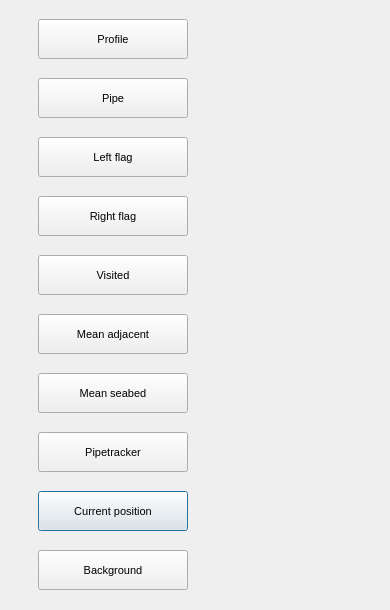
Qt form project/_ui/_UI_Options.ui (AlexKayurin/JustPipe) before a commit.
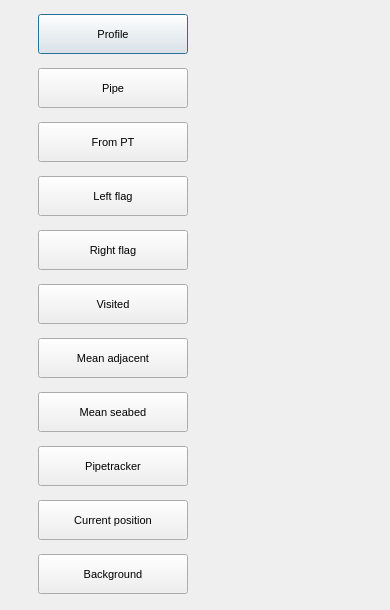
The same form after that commit.

Patch:
```diff
--- a/project/_ui/_UI_Options.ui
+++ b/project/_ui/_UI_Options.ui
@@ -58,202 +58,8 @@
     <property name="spacing">
      <number>10</number>
     </property>
-    <item row="8" column="0">
-     <widget class="QPushButton" name="b_CurrentProf">
-      <property name="minimumSize">
-       <size>
-        <width>150</width>
-        <height>40</height>
-       </size>
-      </property>
-      <property name="maximumSize">
-       <size>
-        <width>150</width>
-        <height>40</height>
-       </size>
-      </property>
-      <property name="text">
-       <string>Current position</string>
-      </property>
-     </widget>
-    </item>
-    <item row="8" column="1">
-     <widget class="QWidget" name="w_CurrentProf" native="true">
-      <property name="minimumSize">
-       <size>
-        <width>120</width>
-        <height>30</height>
-       </size>
-      </property>
-      <property name="maximumSize">
-       <size>
-        <width>120</width>
-        <height>30</height>
-       </size>
-      </property>
-     </widget>
-    </item>
-    <item row="4" column="0">
-     <widget class="QPushButton" name="b_Vis">
-      <property name="minimumSize">
-       <size>
-        <width>150</width>
-        <height>40</height>
-       </size>
-      </property>
-      <property name="maximumSize">
-       <size>
-        <width>150</width>
-        <height>40</height>
-       </size>
-      </property>
-      <property name="text">
-       <string>Visited</string>
-      </property>
-     </widget>
-    </item>
-    <item row="5" column="0">
-     <widget class="QPushButton" name="b_MADJ">
-      <property name="minimumSize">
-       <size>
-        <width>150</width>
-        <height>40</height>
-       </size>
-      </property>
-      <property name="maximumSize">
-       <size>
-        <width>150</width>
-        <height>40</height>
-       </size>
-      </property>
-      <property name="text">
-       <string>Mean adjacent</string>
-      </property>
-     </widget>
-    </item>
-    <item row="2" column="0">
-     <widget class="QPushButton" name="b_LeftM">
-      <property name="minimumSize">
-       <size>
-        <width>150</width>
-        <height>40</height>
-       </size>
-      </property>
-      <property name="maximumSize">
-       <size>
-        <width>150</width>
-        <height>40</height>
-       </size>
-      </property>
-      <property name="text">
-       <string>Left flag</string>
-      </property>
-     </widget>
-    </item>
-    <item row="1" column="1">
-     <widget class="QWidget" name="w_Pipe" native="true">
-      <property name="minimumSize">
-       <size>
-        <width>120</width>
-        <height>30</height>
-       </size>
-      </property>
-      <property name="maximumSize">
-       <size>
-        <width>120</width>
-        <height>30</height>
-       </size>
-      </property>
-     </widget>
-    </item>
-    <item row="6" column="1">
-     <widget class="QWidget" name="w_MSBL" native="true">
-      <property name="minimumSize">
-       <size>
-        <width>120</width>
-        <height>30</height>
-       </size>
-      </property>
-      <property name="maximumSize">
-       <size>
-        <width>120</width>
-        <height>30</height>
-       </size>
-      </property>
-     </widget>
-    </item>
     <item row="9" column="1">
-     <widget class="QWidget" name="w_Background" native="true">
-      <property name="minimumSize">
-       <size>
-        <width>120</width>
-        <height>30</height>
-       </size>
-      </property>
-      <property name="maximumSize">
-       <size>
-        <width>120</width>
-        <height>30</height>
-       </size>
-      </property>
-     </widget>
-    </item>
-    <item row="9" column="0">
-     <widget class="QPushButton" name="b_Background">
-      <property name="minimumSize">
-       <size>
-        <width>150</width>
-        <height>40</height>
-       </size>
-      </property>
-      <property name="maximumSize">
-       <size>
-        <width>150</width>
-        <height>40</height>
-       </size>
-      </property>
-      <property name="text">
-       <string>Background</string>
-      </property>
-     </widget>
-    </item>
-    <item row="2" column="1">
-     <widget class="QWidget" name="w_LeftM" native="true">
-      <property name="minimumSize">
-       <size>
-        <width>120</width>
-        <height>30</height>
-       </size>
-      </property>
-      <property name="maximumSize">
-       <size>
-        <width>120</width>
-        <height>30</height>
-       </size>
-      </property>
-     </widget>
-    </item>
-    <item row="3" column="0">
-     <widget class="QPushButton" name="b_RightM">
-      <property name="minimumSize">
-       <size>
-        <width>150</width>
-        <height>40</height>
-       </size>
-      </property>
-      <property name="maximumSize">
-       <size>
-        <width>150</width>
-        <height>40</height>
-       </size>
-      </property>
-      <property name="text">
-       <string>Right flag</string>
-      </property>
-     </widget>
-    </item>
-    <item row="4" column="1">
-     <widget class="QWidget" name="w_Vis" native="true">
+     <widget class="QWidget" name="w_CurrentProf" native="true">
       <property name="minimumSize">
        <size>
         <width>120</width>
@@ -292,8 +98,8 @@
       </property>
      </widget>
     </item>
-    <item row="7" column="0">
-     <widget class="QPushButton" name="b_Pipetracker">
+    <item row="4" column="0">
+     <widget class="QPushButton" name="b_RightM">
       <property name="minimumSize">
        <size>
         <width>150</width>
@@ -307,12 +113,12 @@
        </size>
       </property>
       <property name="text">
-       <string>Pipetracker</string>
+       <string>Right flag</string>
       </property>
      </widget>
     </item>
-    <item row="3" column="1">
-     <widget class="QWidget" name="w_RightM" native="true">
+    <item row="1" column="1">
+     <widget class="QWidget" name="w_Pipe" native="true">
       <property name="minimumSize">
        <size>
         <width>120</width>
@@ -327,36 +133,42 @@
       </property>
      </widget>
     </item>
-    <item row="7" column="1">
-     <widget class="QWidget" name="w_Pipetracker" native="true">
+    <item row="5" column="0">
+     <widget class="QPushButton" name="b_Vis">
       <property name="minimumSize">
        <size>
-        <width>120</width>
-        <height>30</height>
+        <width>150</width>
+        <height>40</height>
        </size>
       </property>
       <property name="maximumSize">
        <size>
-        <width>120</width>
-        <height>30</height>
+        <width>150</width>
+        <height>40</height>
        </size>
       </property>
+      <property name="text">
+       <string>Visited</string>
+      </property>
      </widget>
     </item>
-    <item row="5" column="1">
-     <widget class="QWidget" name="w_MADJ" native="true">
+    <item row="3" column="0">
+     <widget class="QPushButton" name="b_LeftM">
       <property name="minimumSize">
        <size>
-        <width>120</width>
-        <height>30</height>
+        <width>150</width>
+        <height>40</height>
        </size>
       </property>
       <property name="maximumSize">
        <size>
-        <width>120</width>
-        <height>30</height>
+        <width>150</width>
+        <height>40</height>
        </size>
       </property>
+      <property name="text">
+       <string>Left flag</string>
+      </property>
      </widget>
     </item>
     <item row="0" column="1">
@@ -375,7 +187,163 @@
       </property>
      </widget>
     </item>
+    <item row="5" column="1">
+     <widget class="QWidget" name="w_Vis" native="true">
+      <property name="minimumSize">
+       <size>
+        <width>120</width>
+        <height>30</height>
+       </size>
+      </property>
+      <property name="maximumSize">
+       <size>
+        <width>120</width>
+        <height>30</height>
+       </size>
+      </property>
+     </widget>
+    </item>
+    <item row="10" column="1">
+     <widget class="QWidget" name="w_Background" native="true">
+      <property name="minimumSize">
+       <size>
+        <width>120</width>
+        <height>30</height>
+       </size>
+      </property>
+      <property name="maximumSize">
+       <size>
+        <width>120</width>
+        <height>30</height>
+       </size>
+      </property>
+     </widget>
+    </item>
+    <item row="4" column="1">
+     <widget class="QWidget" name="w_RightM" native="true">
+      <property name="minimumSize">
+       <size>
+        <width>120</width>
+        <height>30</height>
+       </size>
+      </property>
+      <property name="maximumSize">
+       <size>
+        <width>120</width>
+        <height>30</height>
+       </size>
+      </property>
+     </widget>
+    </item>
+    <item row="6" column="1">
+     <widget class="QWidget" name="w_MADJ" native="true">
+      <property name="minimumSize">
+       <size>
+        <width>120</width>
+        <height>30</height>
+       </size>
+      </property>
+      <property name="maximumSize">
+       <size>
+        <width>120</width>
+        <height>30</height>
+       </size>
+      </property>
+     </widget>
+    </item>
     <item row="6" column="0">
+     <widget class="QPushButton" name="b_MADJ">
+      <property name="minimumSize">
+       <size>
+        <width>150</width>
+        <height>40</height>
+       </size>
+      </property>
+      <property name="maximumSize">
+       <size>
+        <width>150</width>
+        <height>40</height>
+       </size>
+      </property>
+      <property name="text">
+       <string>Mean adjacent</string>
+      </property>
+     </widget>
+    </item>
+    <item row="8" column="0">
+     <widget class="QPushButton" name="b_Pipetracker">
+      <property name="minimumSize">
+       <size>
+        <width>150</width>
+        <height>40</height>
+       </size>
+      </property>
+      <property name="maximumSize">
+       <size>
+        <width>150</width>
+        <height>40</height>
+       </size>
+      </property>
+      <property name="text">
+       <string>Pipetracker</string>
+      </property>
+     </widget>
+    </item>
+    <item row="3" column="1">
+     <widget class="QWidget" name="w_LeftM" native="true">
+      <property name="minimumSize">
+       <size>
+        <width>120</width>
+        <height>30</height>
+       </size>
+      </property>
+      <property name="maximumSize">
+       <size>
+        <width>120</width>
+        <height>30</height>
+       </size>
+      </property>
+     </widget>
+    </item>
+    <item row="9" column="0">
+     <widget class="QPushButton" name="b_CurrentProf">
+      <property name="minimumSize">
+       <size>
+        <width>150</width>
+        <height>40</height>
+       </size>
+      </property>
+      <property name="maximumSize">
+       <size>
+        <width>150</width>
+        <height>40</height>
+       </size>
+      </property>
+      <property name="text">
+       <string>Current position</string>
+      </property>
+     </widget>
+    </item>
+    <item row="10" column="0">
+     <widget class="QPushButton" name="b_Background">
+      <property name="minimumSize">
+       <size>
+        <width>150</width>
+        <height>40</height>
+       </size>
+      </property>
+      <property name="maximumSize">
+       <size>
+        <width>150</width>
+        <height>40</height>
+       </size>
+      </property>
+      <property name="text">
+       <string>Background</string>
+      </property>
+     </widget>
+    </item>
+    <item row="7" column="0">
      <widget class="QPushButton" name="b_MSBL">
       <property name="minimumSize">
        <size>
@@ -413,6 +381,73 @@
       </property>
      </widget>
     </item>
+    <item row="8" column="1">
+     <widget class="QWidget" name="w_Pipetracker" native="true">
+      <property name="minimumSize">
+       <size>
+        <width>120</width>
+        <height>30</height>
+       </size>
+      </property>
+      <property name="maximumSize">
+       <size>
+        <width>120</width>
+        <height>30</height>
+       </size>
+      </property>
+     </widget>
+    </item>
+    <item row="7" column="1">
+     <widget class="QWidget" name="w_MSBL" native="true">
+      <property name="minimumSize">
+       <size>
+        <width>120</width>
+        <height>30</height>
+       </size>
+      </property>
+      <property name="maximumSize">
+       <size>
+        <width>120</width>
+        <height>30</height>
+       </size>
+      </property>
+     </widget>
+    </item>
+    <item row="2" column="0">
+     <widget class="QPushButton" name="b_FromPt">
+      <property name="minimumSize">
+       <size>
+        <width>150</width>
+        <height>40</height>
+       </size>
+      </property>
+      <property name="maximumSize">
+       <size>
+        <width>150</width>
+        <height>40</height>
+       </size>
+      </property>
+      <property name="text">
+       <string>From PT</string>
+      </property>
+     </widget>
+    </item>
+    <item row="2" column="1">
+     <widget class="QWidget" name="w_FromPt" native="true">
+      <property name="minimumSize">
+       <size>
+        <width>120</width>
+        <height>30</height>
+       </size>
+      </property>
+      <property name="maximumSize">
+       <size>
+        <width>120</width>
+        <height>30</height>
+       </size>
+      </property>
+     </widget>
+    </item>
    </layout>
   </widget>
  </widget>
```
